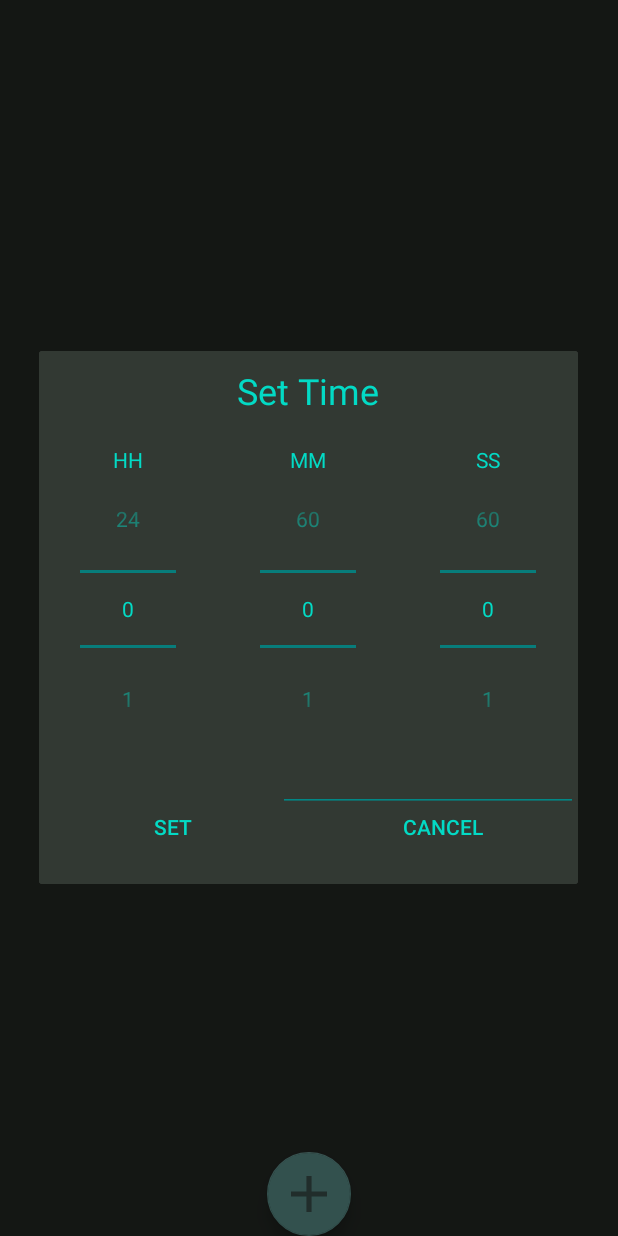
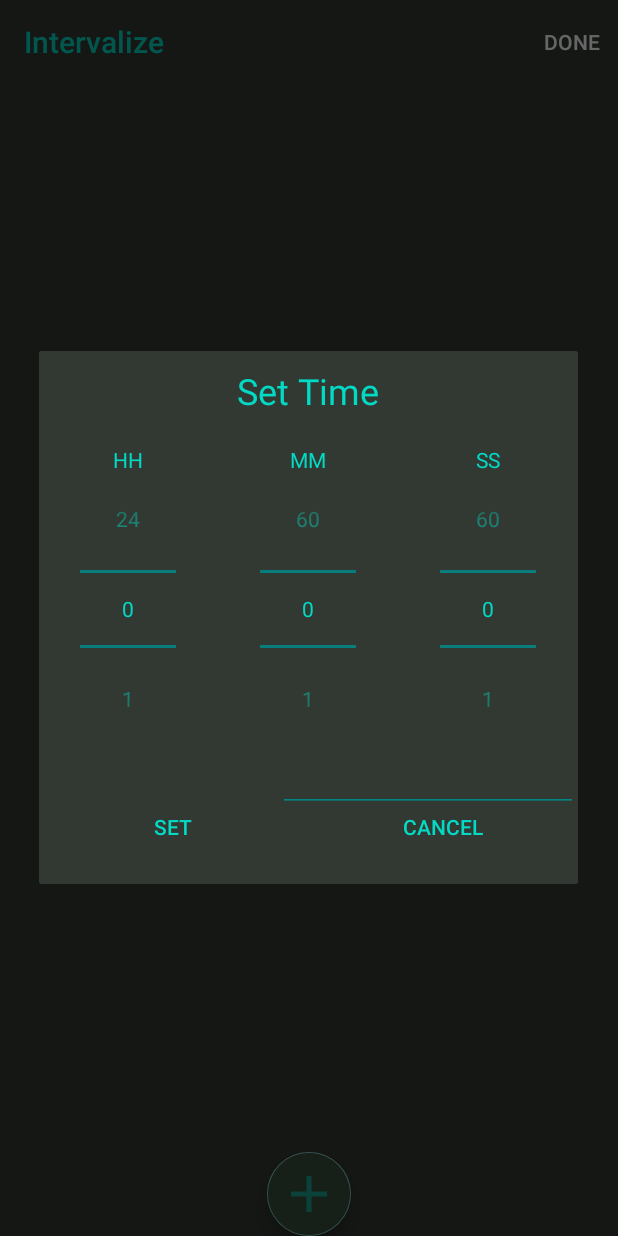
Before and after one commit to V-chinmay/Intervalize, an Android app: the AddRoutine screen opened directly, with no data from a screen before it, after a tap on "Add Slot", on a phone screen of 412 x 824 dp. Run offline under Robolectric (Android 15) with nearby library versions, the phone set to English and light mode, and no system bars; 3 statements that could not run were skipped.

Commit message:
1.The plans are being added to local db. 2.Added Final "done" prompt to set a name to the plan before loading into db and it is the table name too

```diff
--- a/app/src/main/java/com/example/intervalize/MainActivity.java
+++ b/app/src/main/java/com/example/intervalize/MainActivity.java
@@ -5,13 +5,16 @@ import androidx.appcompat.app.AppCompatActivity;
 import android.content.Intent;
 import android.os.Bundle;
 import android.view.View;
+import android.widget.Toolbar;
 
 public class MainActivity extends AppCompatActivity {
 
     @Override
     protected void onCreate(Bundle savedInstanceState) {
         super.onCreate(savedInstanceState);
+        Toolbar toolbar = (Toolbar) findViewById(R.id.toolbar);
         setContentView(R.layout.activity_main);
+        setActionBar(toolbar);
     }
 
 
--- a/app/src/main/java/com/example/intervalize/PlansData.java
+++ b/app/src/main/java/com/example/intervalize/PlansData.java
@@ -10,6 +10,8 @@ public class PlansData extends SQLiteOpenHelper {
 
     static String  name = "PlansData";
     static int version = 1;
+    public static String MAINTABLE = "PLANS";
+    public static String ENTRYNAME = "table_name";
 
     public PlansData(@Nullable Context context) {
         super(context, name, null, version);
@@ -18,6 +20,9 @@ public class PlansData extends SQLiteOpenHelper {
     @Override
     public void onCreate(SQLiteDatabase db) {
 
+        db.execSQL("Create table "+  MAINTABLE + "(" + "_id INTEGER Primary key autoincrement" +
+                "," + ENTRYNAME + " Text" +
+                ");");
     }
 
     @Override
--- a/app/src/main/res/drawable-anydpi/ic_add_butt.xml
+++ b/app/src/main/res/drawable-anydpi/ic_add_butt.xml
@@ -1,16 +1,16 @@
 <vector xmlns:android="http://schemas.android.com/apk/res/android"
-    android:width="24dp"
-    android:height="24dp"
+    android:width="48dp"
+    android:height="48dp"
     android:viewportWidth="24"
     android:viewportHeight="24"
-    android:tint="#333333"
+    android:tint="@color/teal_200"
     android:alpha="0.6">
   <group android:scaleX="1.7142857"
       android:scaleY="1.7142857"
       android:translateX="-8.571428"
       android:translateY="-8.571428">
     <path
-        android:fillColor="@android:color/white"
+        android:fillColor="@color/teal_200"
         android:pathData="M19,13h-6v6h-2v-6H5v-2h6V5h2v6h6v2z"/>
   </group>
 </vector>
--- a/app/src/main/res/drawable/toast_background.xml
+++ b/app/src/main/res/drawable/toast_background.xml
@@ -2,6 +2,6 @@
 <shape xmlns:android="http://schemas.android.com/apk/res/android">
     <solid android:color="@color/darkishgreenlite"/>
 
-    <corners android:radius="50sp"/>
+    <corners android:radius="20sp"/>
 
 </shape>
--- a/app/src/main/res/layout/activity_add_routine.xml
+++ b/app/src/main/res/layout/activity_add_routine.xml
@@ -7,6 +7,15 @@
     android:orientation="vertical"
     android:background="@color/darkishgreen"
     tools:context=".AddRoutine">
+
+    <androidx.appcompat.widget.Toolbar
+        android:id="@+id/toolbar"
+        android:layout_width="match_parent"
+        android:layout_height="?attr/actionBarSize"
+        android:theme="@style/ThemeOverlay.AppCompat.Dark"
+        app:title="@string/app_name"
+        app:titleTextColor="@color/teal_200"
+        />
 
     <androidx.recyclerview.widget.RecyclerView
         android:id="@+id/slots_recycler"
@@ -25,6 +34,7 @@
         android:src="@drawable/ic_add_butt"
         android:layout_gravity="bottom|center_horizontal"
         android:onClick="onAddSlot"
+        android:backgroundTint="@color/darkishgreenlite"
         />
 
 </LinearLayout>
--- /dev/null
+++ b/app/src/main/res/menu/toolbar_add_routine.xml
@@ -0,0 +1,9 @@
+<?xml version="1.0" encoding="utf-8"?>
+<menu xmlns:android="http://schemas.android.com/apk/res/android"
+    xmlns:app="http://schemas.android.com/apk/res-auto">
+    <item
+        android:id="@+id/done_toolbar"
+        android:title="Done"
+        app:showAsAction="always"
+        />
+</menu>
--- a/app/src/main/res/values/strings.xml
+++ b/app/src/main/res/values/strings.xml
@@ -1,5 +1,5 @@
 <resources>
-    <string name="app_name">intervalize</string>
+    <string name="app_name">Intervalize</string>
     <string name="add_routine_fab">Add routine</string>
     <string name="add_slot">Add Slot</string>
     <!-- TODO: Remove or change this placeholder text -->
@@ -11,4 +11,5 @@
     <string name="minutes">MM</string>
     <string name="seconds">SS</string>
     <string name="label">LABEL</string>
+    <string name="enter_plan_name">Enter Plan Name</string>
 </resources>
```
Also changed, not shown: app/src/main/java/com/example/intervalize/AddRoutine.java (+107 -3 lines), app/src/main/java/com/example/intervalize/GetNamePromptFragment.java (added, +75 -0 lines), app/src/main/res/layout/activity_main.xml (+10 -0 lines), app/src/main/res/layout/done_get_name.xml (added, +61 -0 lines).
